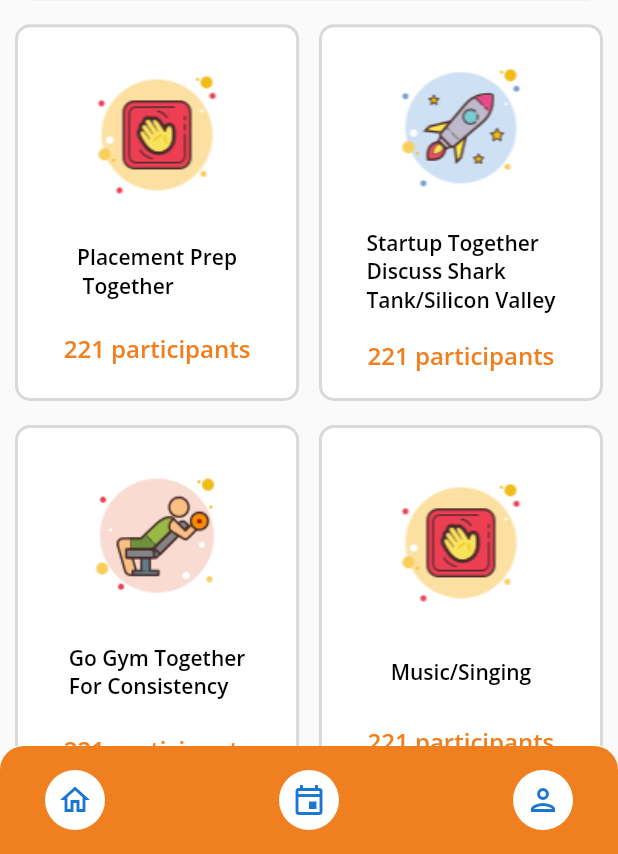
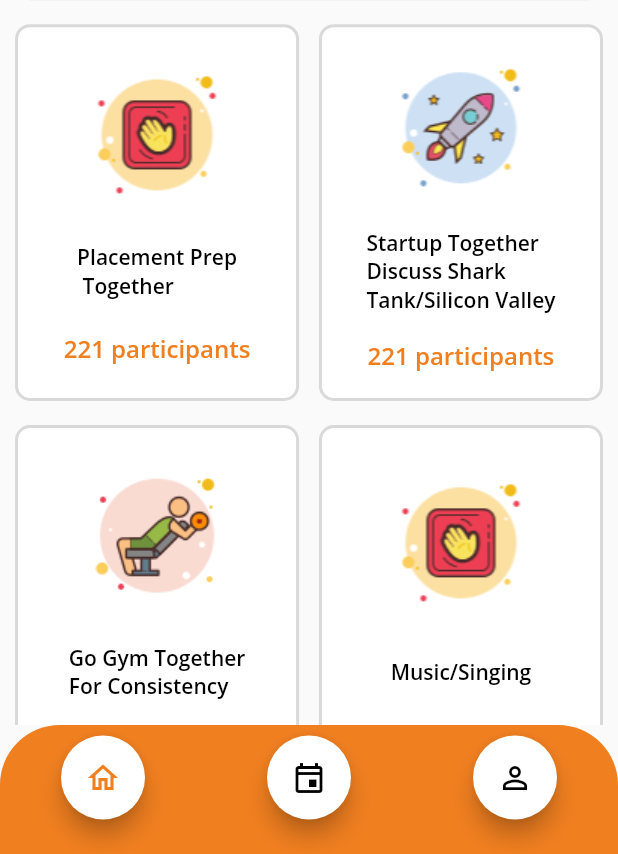
Before and after one commit to KhushiGoyal08/Hiirize, a Flutter app: the screen it shows after launch, on a phone screen of 412 x 824 dp, the part 382-1236 px from its top. Run offline on Flutter 3.47's test engine with Material 2 defaults, Android fonts, the light colour scheme and no system bars; our stand-ins replace flutter_screenutil, flutter_svg, google_fonts.

Commit message:
add navigaTION

```diff
--- a/lib/pages/homepage.dart
+++ b/lib/pages/homepage.dart
@@ -1,13 +1,20 @@
 import 'package:flutter/material.dart';
 import 'package:google_fonts/google_fonts.dart';
+import 'package:hiirize/pages/events.dart';
 import 'package:hiirize/pages/placementprep.dart';
 import 'package:hiirize/utils/constants.dart';
-import 'package:hiirize/widgets/bottom_navigationbar.dart';
+
 import 'package:hiirize/widgets/smallcard.dart';
 
-class HomePage extends StatelessWidget {
+class HomePage extends StatefulWidget {
   const HomePage({super.key});
 
+  @override
+  State<HomePage> createState() => _HomePageState();
+}
+
+class _HomePageState extends State<HomePage> {
+    int currentIndex=0;
   @override
   Widget build(BuildContext context) {
     return SafeArea(
@@ -21,19 +28,17 @@
               color: Colors.black,
               fontSize: 16,
               fontWeight: FontWeight.w600,
-
             ),
-                  ) ,
+          ),
         ),
         body: ListView(
-          physics:const BouncingScrollPhysics(),
+          physics: const BouncingScrollPhysics(),
           // shrinkWrap: true,
           children: [
             Column(
               crossAxisAlignment: CrossAxisAlignment.start,
               children: [
-
-                const   SizedBox(
+                const SizedBox(
                   height: 20,
                 ),
                 Padding(
@@ -44,7 +49,7 @@
                     children: [
                       SizedBox(
                         width: MediaQuery.of(context).size.width,
-                       height: MediaQuery.of(context).size.width*0.4,
+                        height: MediaQuery.of(context).size.width * 0.4,
                         child: Container(
                           decoration: ShapeDecoration(
                             color: Colors.white,
@@ -60,12 +65,16 @@
                           child: Expanded(
                             child: Row(
                               children: [
-                                Image.asset("assets/Meeting.png",
-                                height: MediaQuery.of(context).size.width*0.3,
-                                 width: MediaQuery.of(context).size.width*0.3,
+                                Image.asset(
+                                  "assets/Meeting.png",
+                                  height:
+                                      MediaQuery.of(context).size.width * 0.3,
+                                  width:
+                                      MediaQuery.of(context).size.width * 0.3,
                                 ),
                                 Column(
-                              mainAxisAlignment: MainAxisAlignment.spaceEvenly,
+                                  mainAxisAlignment:
+                                      MainAxisAlignment.spaceEvenly,
                                   crossAxisAlignment: CrossAxisAlignment.start,
                                   children: [
                                     Text(
@@ -73,20 +82,14 @@
                                       style: GoogleFonts.openSans(
                                         color: Colors.black,
                                         fontSize: 14,
-
                                         fontWeight: FontWeight.w600,
-
                                       ),
-                                        ) ,
-
-
-
+                                    ),
                                     Text(
                                       '221 participants',
                                       style: GoogleFonts.openSans(
                                         color: primarycolor,
                                         fontSize: 16,
-
                                         fontWeight: FontWeight.w600,
                                         height: 0.08,
                                       ),
@@ -98,35 +101,46 @@
                           ),
                         ),
                       ),
-                    const   SizedBox(
+                      const SizedBox(
                         height: 20,
                       ),
                       Expanded(
                         child: Column(
-
                           children: [
                             Row(
                               mainAxisAlignment: MainAxisAlignment.spaceBetween,
                               children: [
-
                                 GestureDetector(
-                        onTap:(){
-                          Navigator.of(context).push(MaterialPageRoute(builder: (context)=>const PlacementPrep()));
+                                    onTap: () {
+                                      Navigator.of(context).push(
+                                          MaterialPageRoute(
+                                              builder: (context) =>
+                                                  const PlacementPrep()));
                                     },
-                        child: SmallCard(image:"assets/Houseparty.png", title1: "Placement Prep\n Together")),
-                      SmallCard(image:"assets/Rocket.png",title1: "Startup Together\nDiscuss Shark \nTank/Silicon Valley",),
-
+                                    child: SmallCard(
+                                        image: "assets/Houseparty.png",
+                                        title1: "Placement Prep\n Together")),
+                                SmallCard(
+                                  image: "assets/Rocket.png",
+                                  title1:
+                                      "Startup Together\nDiscuss Shark \nTank/Silicon Valley",
+                                ),
                               ],
                             ),
-                   const   SizedBox(
+                            const SizedBox(
                               height: 20,
                             ),
                             Row(
                               mainAxisAlignment: MainAxisAlignment.spaceBetween,
                               children: [
-                      SmallCard(image:"assets/Bench Fitness.png",title1: "Go Gym Together\nFor Consistency",),
-                      SmallCard(image:"assets/Houseparty.png",title1: "Music/Singing",),
-
+                                SmallCard(
+                                  image: "assets/Bench Fitness.png",
+                                  title1: "Go Gym Together\nFor Consistency",
+                                ),
+                                SmallCard(
+                                  image: "assets/Houseparty.png",
+                                  title1: "Music/Singing",
+                                ),
                               ],
                             ),
                           ],
@@ -140,29 +154,31 @@
                   child: Row(
                     mainAxisAlignment: MainAxisAlignment.end,
                     children: [
-
                       ElevatedButton(
-                              onPressed: (){},
+                          onPressed: () {},
                           style: ButtonStyle(
-                            shape: MaterialStateProperty.all<RoundedRectangleBorder>(
+                            shape: MaterialStateProperty.all<
+                                RoundedRectangleBorder>(
                               RoundedRectangleBorder(
-                                  borderRadius: BorderRadius.circular(20.0), // Adjust the radius as needed
+                                borderRadius: BorderRadius.circular(
+                                    20.0), // Adjust the radius as needed
                               ),
                             ),
-                                backgroundColor: MaterialStatePropertyAll(primarycolor),
+                            backgroundColor:
+                                MaterialStatePropertyAll(primarycolor),
                           ),
-                            child:  Row(
-
+                          child: Row(
                             children: [
-                           const   Icon(Icons.messenger_outline),
-                        const    SizedBox(width: 3,),
+                              const Icon(Icons.messenger_outline),
+                              const SizedBox(
+                                width: 3,
+                              ),
                               Text(
                                 'Msg Interest to Us',
                                 textAlign: TextAlign.center,
                                 style: GoogleFonts.openSans(
                                   color: Colors.white,
                                   fontSize: 14,
-
                                   fontWeight: FontWeight.w600,
                                   height: 0.10,
                                 ),
@@ -176,7 +192,63 @@
             ),
           ],
         ),
-        bottomNavigationBar: const BottomnavigationBar(),
+        bottomNavigationBar: ClipRRect(
+          borderRadius: const BorderRadius.only(
+            topRight: Radius.circular(40),
+            topLeft: Radius.circular(40),
+          ),
+          child: BottomNavigationBar(
+            backgroundColor: primarycolor,
+            currentIndex: currentIndex,
+            unselectedItemColor: Colors.black,
+            items: [
+              BottomNavigationBarItem(
+                  icon: FloatingActionButton(
+                    backgroundColor: Colors.white,
+                    onPressed: () {
+                      Navigator.of(context).push(MaterialPageRoute(builder: (context)=>const HomePage()));
+                      setState(() {
+                        currentIndex = 0;
+                      });
+                    },
+                    child: Icon(
+                      Icons.home_outlined,
+                      color: (currentIndex != 0) ? Colors.black : primarycolor,
+                    ),
+                  ),
+                  label: ""),
+              BottomNavigationBarItem(
+                  icon: FloatingActionButton(
+                    backgroundColor: Colors.white,
+                    onPressed: () {
+                      Navigator.of(context).push(MaterialPageRoute(builder: (context)=>const Event()));
+                      setState(() {
+                        currentIndex = 1;
+                      });
+                    },
+                    child: Icon(
+                      Icons.event_outlined,
+                      color: (currentIndex != 1) ? Colors.black : primarycolor,
+                    ),
+                  ),
+                  label: ""),
+              BottomNavigationBarItem(
+                  icon: FloatingActionButton(
+                    backgroundColor: Colors.white,
+                    onPressed: () {
+                     setState(() {
+                        currentIndex = 2;
+                      });
+                    },
+                    child: Icon(
+                      Icons.person_outline,
+                      color: (currentIndex != 2) ? Colors.black : primarycolor,
+                    ),
+                  ),
+                  label: ""),
+            ],
+          ),
+        ),
       ),
     );
   }
--- a/lib/widgets/bottom_navigationbar.dart
+++ b/lib/widgets/bottom_navigationbar.dart
@@ -1,39 +1,39 @@
-import 'package:flutter/material.dart';
-import 'package:hiirize/pages/events.dart';
-import 'package:hiirize/pages/homepage.dart';
-import 'package:hiirize/utils/constants.dart';
-import 'package:hiirize/widgets/bottomicons.dart';
+// import 'package:flutter/material.dart';
+// import 'package:hiirize/pages/events.dart';
+// import 'package:hiirize/pages/homepage.dart';
+// import 'package:hiirize/utils/constants.dart';
+// import 'package:hiirize/widgets/bottomicons.dart';
 
-class BottomnavigationBar extends StatelessWidget {
-  const BottomnavigationBar({super.key});
+// class BottomnavigationBar extends StatelessWidget {
+//   const BottomnavigationBar({super.key});
 
-  @override
-  Widget build(BuildContext context) {
-    return Container(
-      width: MediaQuery.of(context).size.width,
-      height: 72,
-      decoration: ShapeDecoration(
-    color: primarycolor,
-    shape: const RoundedRectangleBorder(
-      borderRadius: BorderRadius.only(
-        topLeft: Radius.circular(16),
-        topRight: Radius.circular(16),
-      ),
-    ),
-      ),
-      child: Padding(
-        padding: const EdgeInsets.symmetric(
-          horizontal: 30
-        ),
-        child: Row(
-          mainAxisAlignment: MainAxisAlignment.spaceBetween,
-          children: [
-           BottomIcons(icon: Icons.home_outlined,fun: const HomePage(),),
-            BottomIcons(icon: Icons.event_outlined,fun: const Event(),),
-             BottomIcons(icon: Icons.person_outlined,fun: const HomePage(),),
-          ],
-        ),
-      ),
-    );
-  }
-}
+//   @override
+//   Widget build(BuildContext context) {
+//     return Container(
+//       width: MediaQuery.of(context).size.width,
+//       height: 72,
+//       decoration: ShapeDecoration(
+//     color: primarycolor,
+//     shape: const RoundedRectangleBorder(
+//       borderRadius: BorderRadius.only(
+//         topLeft: Radius.circular(16),
+//         topRight: Radius.circular(16),
+//       ),
+//     ),
+//       ),
+//       child: Padding(
+//         padding: const EdgeInsets.symmetric(
+//           horizontal: 30
+//         ),
+//         child: Row(
+//           mainAxisAlignment: MainAxisAlignment.spaceBetween,
+//           children: [
+//            BottomIcons(icon: Icons.home_outlined,fun: const HomePage(),),
+//             BottomIcons(icon: Icons.event_outlined,fun: const Event(),),
+//              BottomIcons(icon: Icons.person_outlined,fun: const HomePage(),),
+//           ],
+//         ),
+//       ),
+//     );
+//   }
+// }
--- a/lib/widgets/bottomicons.dart
+++ b/lib/widgets/bottomicons.dart
@@ -1,26 +1,26 @@
-import 'package:flutter/material.dart';
+// import 'package:flutter/material.dart';
 
-// ignore: must_be_immutable
-class BottomIcons extends StatefulWidget {
-   BottomIcons({required this.icon,required this.fun,  super.key});
-IconData? icon;
-bool pressed=true;
-Widget fun;
-  @override
-  State<BottomIcons> createState() => _BottomIconsState();
-}
+// // ignore: must_be_immutable
+// class BottomIcons extends StatefulWidget {
+//    BottomIcons({required this.icon,required this.fun,  super.key});
+// IconData? icon;
+// bool pressed=true;
+// Widget fun;
+//   @override
+//   State<BottomIcons> createState() => _BottomIconsState();
+// }
 
-class _BottomIconsState extends State<BottomIcons> {
-  @override
-  Widget build(BuildContext context) {
-    return  CircleAvatar(
-            backgroundColor: Colors.white,
-            child: IconButton(
-              onPressed: (){
-                   Navigator.of(context).push(MaterialPageRoute(builder: (context)=>widget.fun));
-              },
-               icon:  Icon(widget.icon),
-               ),
-          );
-  }
-}
+// class _BottomIconsState extends State<BottomIcons> {
+//   @override
+//   Widget build(BuildContext context) {
+//     return  CircleAvatar(
+//             backgroundColor: Colors.white,
+//             child: IconButton(
+//               onPressed: (){
+//                    Navigator.of(context).push(MaterialPageRoute(builder: (context)=>widget.fun));
+//               },
+//                icon:  Icon(widget.icon),
+//                ),
+//           );
+//   }
+// }
```
Also changed, not shown: lib/pages/events.dart (+65 -3 lines). Lines whose indentation alone changed are shown as unchanged.
